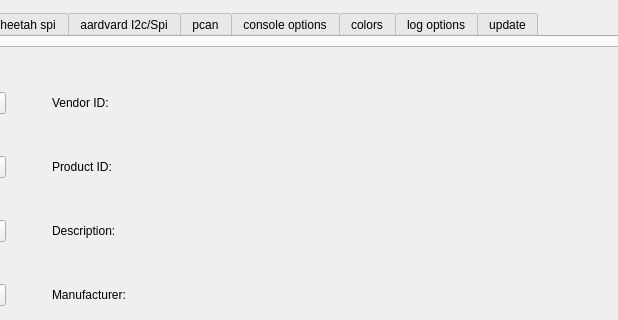
The window that ScriptCommunicator/settingsdialog.ui (szieke/ScriptCommunicator_serial-terminal) describes before a commit, drawn with Qt 5; both pictures show x 172 to 790 and y 0 to 320 of the 949 by 629 pixel window.
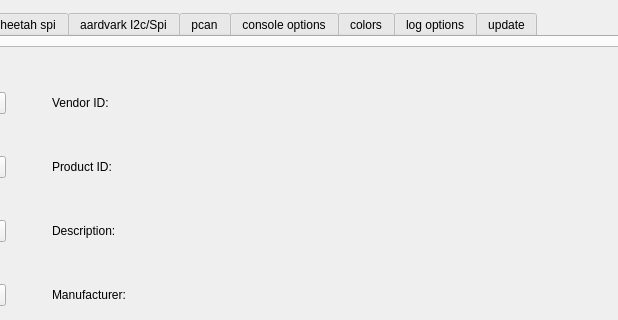
The same window after the commit. Icons and pictures are not drawn. Custom widgets are drawn as their Qt base class.

Commit message: Aardvard I2C/SPI implemented.

```diff
--- a/ScriptCommunicator/settingsdialog.ui
+++ b/ScriptCommunicator/settingsdialog.ui
@@ -1134,7 +1134,7 @@
      </widget>
      <widget class="QWidget" name="tabAardvardI2cSpi">
       <attribute name="title">
-       <string>aardvard I2c/Spi</string>
+       <string>aardvark I2c/Spi</string>
       </attribute>
       <layout class="QVBoxLayout" name="verticalLayout_14">
        <item>
```
Left out of the diff: 66 changed lines with no effect on the pictures. The commit also changes 18 other files.
